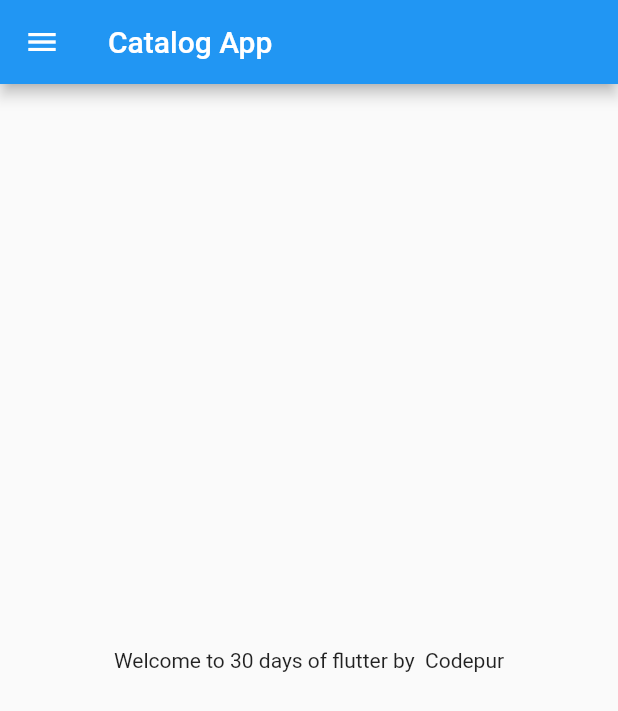
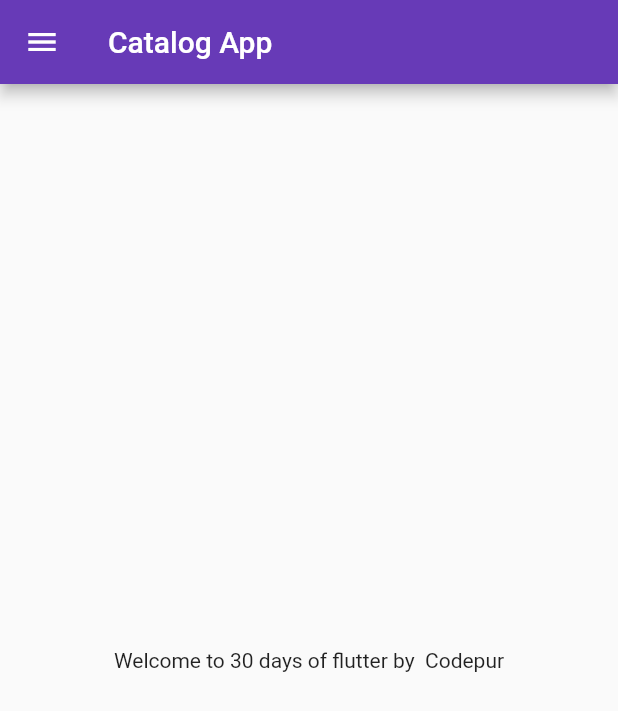
Before and after one commit to eldadstar/shopping-flutter, a Flutter app: the screen it shows after launch, on a phone screen of 412 x 824 dp. Shown: the top 711 px of the screen. Run offline on Flutter 3.47's test engine with Material 2 defaults, Android fonts, the phone set to English and light mode, and no system bars.

Commit message:
day 3 completed

```diff
--- a/lib/main.dart
+++ b/lib/main.dart
@@ -1,7 +1,8 @@
 import 'package:flutter/material.dart';
-import 'package:shopping/home_page.dart';
+import 'package:shopping/pages/home_page.dart';
+import 'package:shopping/pages/login_page.dart';
 
-import 'home_page.dart';
+import 'pages/home_page.dart';
 
 void main() {
   runApp(MyApp());
@@ -11,7 +12,18 @@ class MyApp extends StatelessWidget {
   @override
   Widget build(BuildContext context) {
     return MaterialApp(
-      home: HomePage(),
+      themeMode: ThemeMode.light,
+      theme: ThemeData(primarySwatch: Colors.deepPurple),
+      darkTheme: ThemeData(
+        brightness: Brightness.dark,
+        primarySwatch: Colors.green,
+      ),
+      initialRoute: "/home",
+      routes: {
+        "/": (context) => LoginPage(),
+        "/home": (context) => HomePage(),
+        "/login": (context) => LoginPage()
+      },
     );
   }
 }
--- a/lib/home_page.dart
+++ b/lib/pages/home_page.dart
@@ -1,5 +1,3 @@
-import 'dart:html';
-
 import 'package:flutter/material.dart';
 
 class HomePage extends StatelessWidget {
```
Also changed, not shown: lib/pages/login_page.dart (added, +19 -0 lines).
